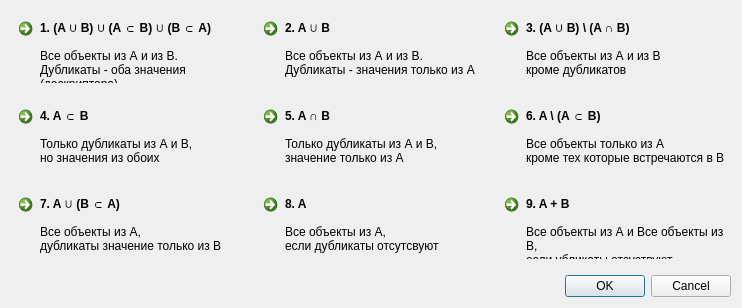
First picture: the form in bulkutilitydialog.ui, repository gurmaaan/ParamsViewer, before the edit.
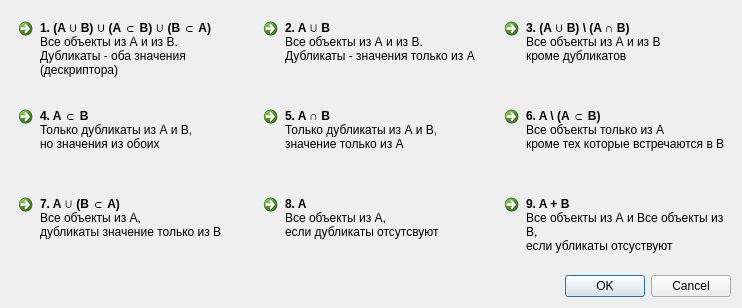
Second picture: the form after the edit. Icons and pictures are not drawn.

Commit message: Нормальное описание утилит открытия неск файлов

Patch:
```diff
--- a/bulkutilitydialog.ui
+++ b/bulkutilitydialog.ui
@@ -47,8 +47,7 @@
         </size>
        </property>
        <property name="description">
-        <string>
-Все объекты из А и из В. 
+        <string>Все объекты из А и из В. 
 Дубликаты - оба значения (дескриптора)  </string>
        </property>
       </widget>
@@ -81,8 +80,7 @@
         </size>
        </property>
        <property name="description">
-        <string>
-Все объекты из А и из В. 
+        <string>Все объекты из А и из В. 
 Дубликаты - значения только из А  </string>
        </property>
       </widget>
@@ -115,8 +113,7 @@
         </size>
        </property>
        <property name="description">
-        <string>
-Все объекты из А и из В 
+        <string>Все объекты из А и из В 
 кроме дубликатов </string>
        </property>
       </widget>
@@ -149,8 +146,7 @@
         </size>
        </property>
        <property name="description">
-        <string>
-Только дубликаты из А и В,
+        <string>Только дубликаты из А и В,
 но значения из обоих </string>
        </property>
       </widget>
@@ -183,9 +179,7 @@
         </size>
        </property>
        <property name="description">
-        <string>
-Только дубликаты из А и В, 
-значение только из А </string>
+        <string>Только дубликаты из А и В, значение только из А </string>
        </property>
       </widget>
      </item>
@@ -217,8 +211,7 @@
         </size>
        </property>
        <property name="description">
-        <string>
-Все объекты только из А
+        <string>Все объекты только из А
 кроме тех которые встречаются в В </string>
        </property>
       </widget>
@@ -251,8 +244,7 @@
         </size>
        </property>
        <property name="description">
-        <string>
-Все объекты из А, 
+        <string>Все объекты из А, 
 дубликаты значение только из В </string>
        </property>
       </widget>
@@ -285,8 +277,7 @@
         </size>
        </property>
        <property name="description">
-        <string>
-Все объекты из А, 
+        <string>Все объекты из А, 
 если дубликаты отсутсвуют </string>
        </property>
       </widget>
@@ -319,8 +310,7 @@
         </size>
        </property>
        <property name="description">
-        <string>
-Все объекты из А и Все объекты из В, 
+        <string>Все объекты из А и Все объекты из В, 
 если убликаты отсуствуют </string>
        </property>
       </widget>
```
